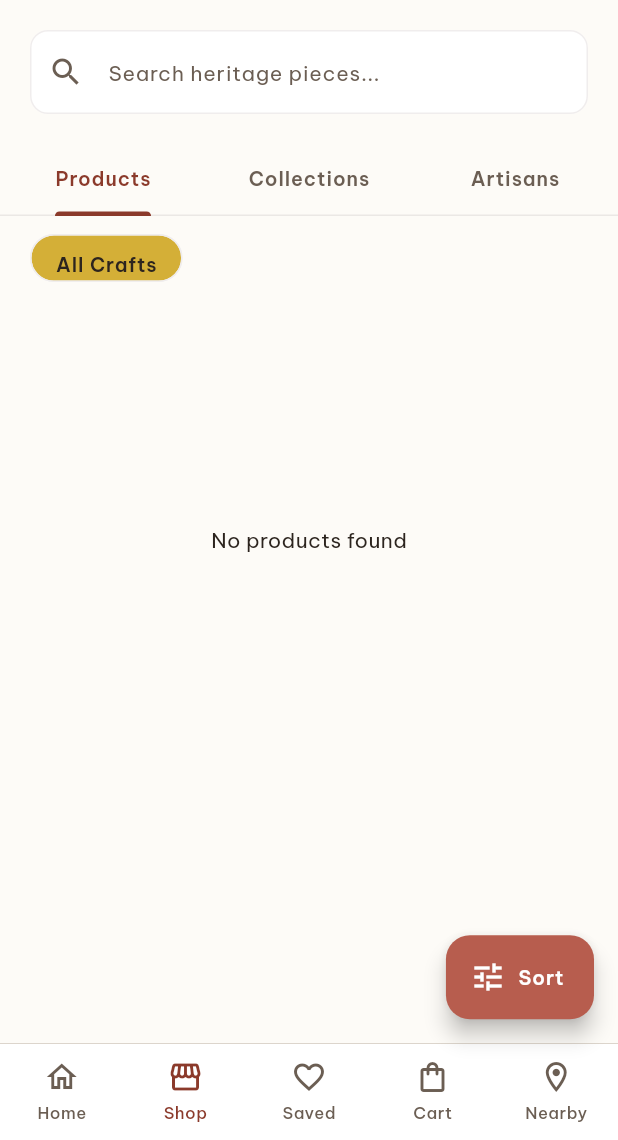
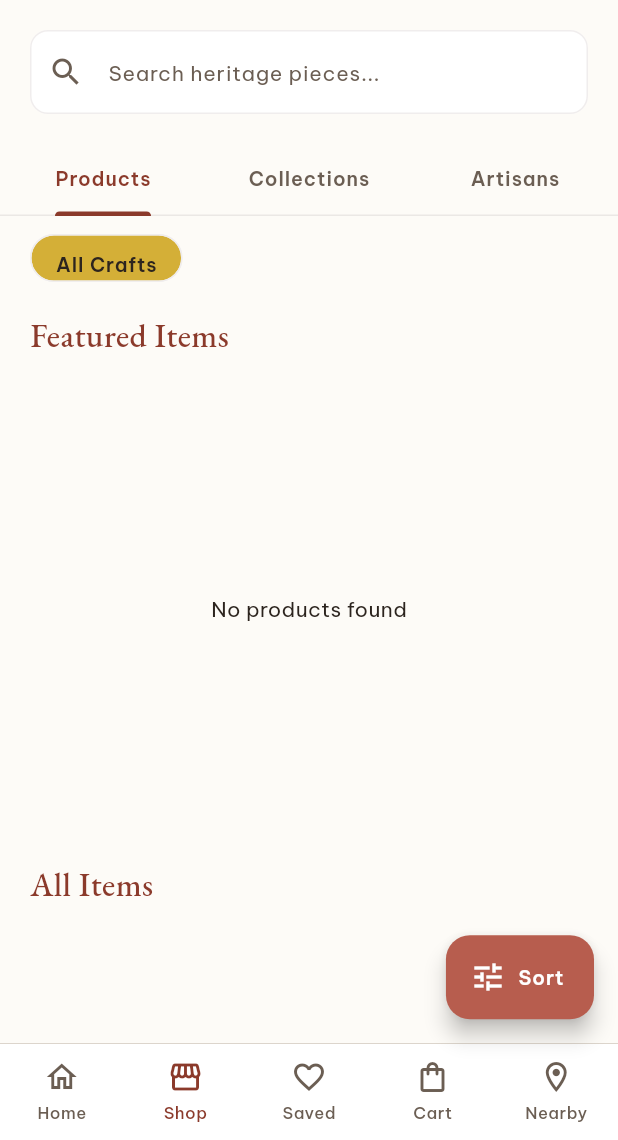
Before and after one commit to ShiroYaksha01/mobile-project, a Flutter app: the ShopScreen screen opened directly with empty values, on a phone screen of 412 x 824 dp, the part 96-1236 px from its top. Run offline on Flutter 3.47's test engine with Material 3 defaults, Android fonts, the light colour scheme and no system bars; our stand-ins replace cached_network_image, dio, equatable, flutter_bloc, go_router, google_fonts and 2 more; accounts and stored records are empty; network calls fail.

Commit message:
Redirect home search to shop screen, add clear headers for Featured/All items, and handle initial search query in shop

```diff
--- a/Souvenir_Collection_Frontend/lib/features/shop/shop_screen.dart
+++ b/Souvenir_Collection_Frontend/lib/features/shop/shop_screen.dart
@@ -24,12 +24,14 @@ import 'collection_detail_screen.dart';
 
 class ShopScreen extends StatefulWidget {
   final List<Product> products;
+  final String initialQuery;
   final void Function(Product)? onFavoriteToggle;
   final void Function(Product)? onAddToCart;
 
   const ShopScreen({
     super.key,
     required this.products,
+    this.initialQuery = '',
     this.onFavoriteToggle,
     this.onAddToCart,
   });
@@ -53,6 +55,8 @@ class _ShopScreenState extends State<ShopScreen> with SingleTickerProviderStateM
   @override
   void initState() {
     super.initState();
+    _searchQuery = widget.initialQuery;
+    _searchController.text = widget.initialQuery;
     _tabController = TabController(length: 3, vsync: this);
     _tabController.addListener(() {
       setState(() {});
@@ -359,7 +363,18 @@ class _ShopScreenState extends State<ShopScreen> with SingleTickerProviderStateM
             ),
           ),
 
+          // Featured Products Header
+          if (_searchQuery.isEmpty && _selectedCategory == 0)
+            Padding(
+              padding: const EdgeInsets.symmetric(horizontal: 20, vertical: 8),
+              child: Align(
+                alignment: Alignment.centerLeft,
+                child: Text('Featured Items', style: HText.headlineMd.copyWith(color: HColors.primary)),
+              ),
+            ),
+
           // Featured Products Scroll (Horizontal)
+          if (_searchQuery.isEmpty && _selectedCategory == 0)
             SizedBox(
               height: 320,
               child: _sortedProducts.isEmpty
@@ -402,9 +417,23 @@ class _ShopScreenState extends State<ShopScreen> with SingleTickerProviderStateM
                     ),
             ),
 
+          // Grid Products Header
+          Padding(
+            padding: const EdgeInsets.symmetric(horizontal: 20, vertical: 8),
+            child: Align(
+              alignment: Alignment.centerLeft,
+              child: Text(
+                (_searchQuery.isNotEmpty || _selectedCategory != 0)
+                    ? 'Search Results'
+                    : 'All Items',
+                style: HText.headlineMd.copyWith(color: HColors.primary),
+              ),
+            ),
+          ),
+
           // Grid Products
           Padding(
-            padding: const EdgeInsets.all(20),
+            padding: const EdgeInsets.fromLTRB(20, 0, 20, 20),
             child: GridView.builder(
               shrinkWrap: true,
               physics: const NeverScrollableScrollPhysics(),
--- a/Souvenir_Collection_Frontend/lib/navigation/app_router.dart
+++ b/Souvenir_Collection_Frontend/lib/navigation/app_router.dart
@@ -235,8 +235,10 @@ class AppRouter {
                               child: Text('Error: ${productState.message}')),
                         );
                       } else if (productState is ProductLoaded) {
+                        final query = state.uri.queryParameters['query'] ?? '';
                         return ShopScreen(
                           products: productState.products,
+                          initialQuery: query,
                         );
                       }
                       return const Scaffold(
```
Also changed, not shown: Souvenir_Collection_Frontend/lib/features/home/home_screen.dart (+9 -11 lines). Lines whose indentation alone changed are shown as unchanged.
